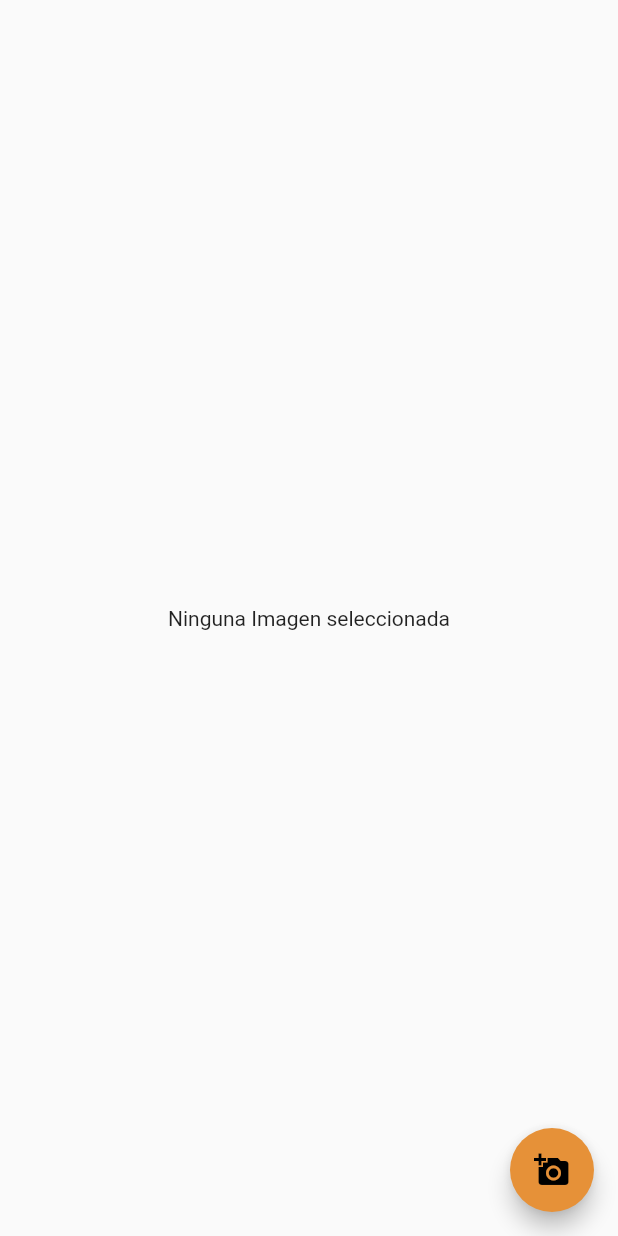
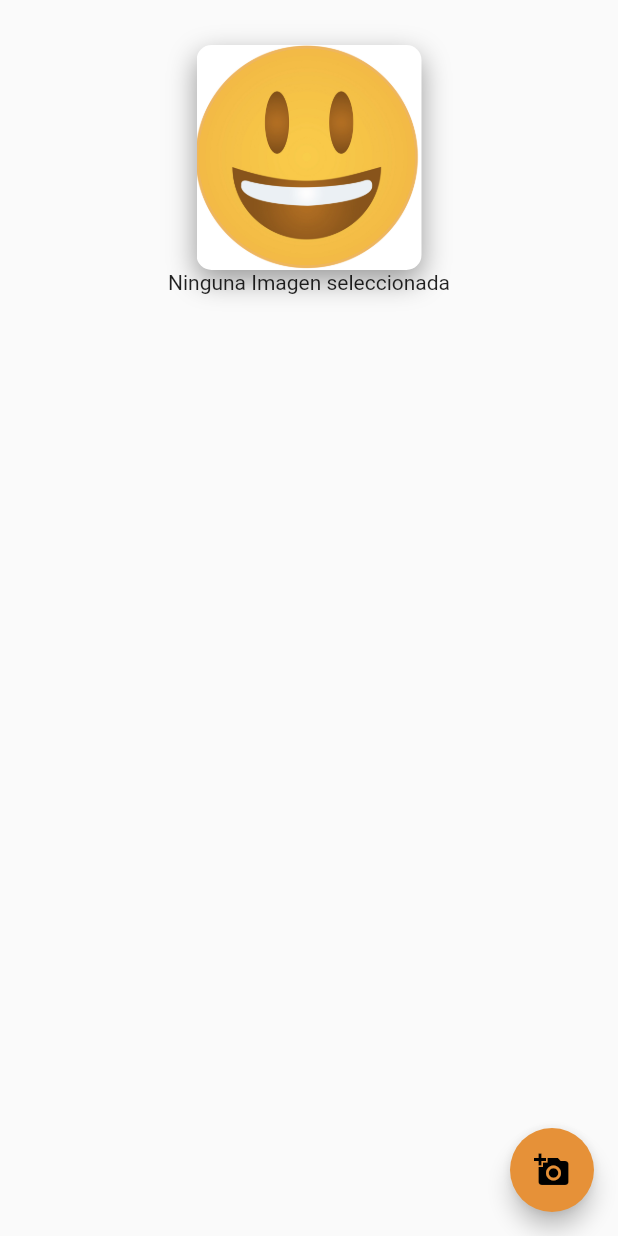
Before and after one commit to claudiocoder/bbva_hackaton_abi, a Flutter app: the screen it shows after launch, after a tap on the "add a photo" icon, on a phone screen of 412 x 824 dp. Run offline on Flutter 3.47's test engine with Material 2 defaults, Android fonts, the phone set to English and light mode, and no system bars; our stand-ins replace image_picker.

Commit message:
feat: add template emoji

```diff
--- a/lib/ui/picture/picture.dart
+++ b/lib/ui/picture/picture.dart
@@ -1,6 +1,7 @@
 import 'dart:io';
 import 'package:flutter/material.dart';
 import 'package:image_picker/image_picker.dart';
+import 'package:hackaton_bbva_abi/widgets/CardImage.dart';
 
 class PictureScreen extends StatefulWidget {
   @override
@@ -8,27 +9,36 @@ class PictureScreen extends StatefulWidget {
 }
 
 class _PictureScreenState extends State<PictureScreen> {
-
   File _image;
   final picker = ImagePicker();
 
   Future getImage() async {
-    final pickedFile = await picker.getImage(source: ImageSource.camera, preferredCameraDevice: CameraDevice.front);
-
+    final pickedFile = await picker.getImage(
+        source: ImageSource.camera,
+        preferredCameraDevice: CameraDevice.front,
+        maxWidth: 450.0,
+        maxHeight: 450.0,
+        );
+    // final bytes = await pickedFile.readAsBytes();
     setState(() {
       if (pickedFile != null) {
         _image = File(pickedFile.path);
-      } else {
       }
     });
   }
+
   @override
   Widget build(BuildContext context) {
     return Scaffold(
-      body: Center(
-        child: _image == null
-            ? Text('Ninguna Imagen seleccionada')
-            : Image.file(_image),
+      body: Column(
+        children: [
+          CardImage('assets/images/happy.jpg'),
+          Center(
+            child: _image == null
+                ? Text('Ninguna Imagen seleccionada')
+                : Image.file(_image),
+          ),
+        ],
       ),
       floatingActionButton: FloatingActionButton(
         onPressed: getImage,
--- /dev/null
+++ b/lib/widgets/CardImage.dart
@@ -0,0 +1,45 @@
+import 'package:flutter/material.dart';
+class  CardImage extends StatelessWidget {
+
+  String pathImage = "assets/images/happy.jpg";
+
+  CardImage(this.pathImage);
+
+  @override
+  Widget build(BuildContext context) {
+
+    final card = Container(
+      height: 150.0,
+      width: 150.0,
+      margin: EdgeInsets.only(
+        top: 30.0,
+        left: 0.0
+      ),
+
+      decoration: BoxDecoration(
+        image: DecorationImage(
+          fit: BoxFit.cover,
+            image: AssetImage(pathImage)
+        ),
+        borderRadius: BorderRadius.all(Radius.circular(10.0)),
+        shape: BoxShape.rectangle,
+        boxShadow: <BoxShadow>[
+          BoxShadow (
+            color:  Colors.black38,
+            blurRadius: 15.0,
+            offset: Offset(0.0, 7.0)
+          )
+        ]
+
+      ),
+    );
+
+    return Stack(
+      alignment: Alignment(0.9,1.1),
+      children: <Widget>[
+        card,
+      ],
+    );
+  }
+
+}
```
Also changed, not shown: assets/images/happy.jpg (added).
